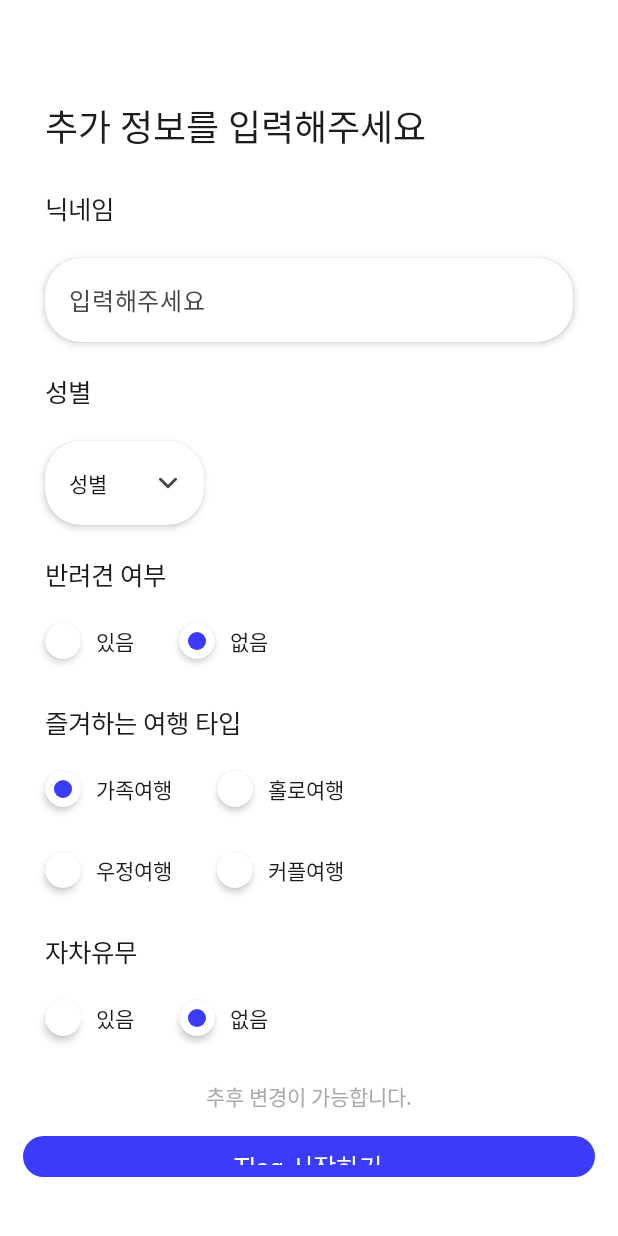
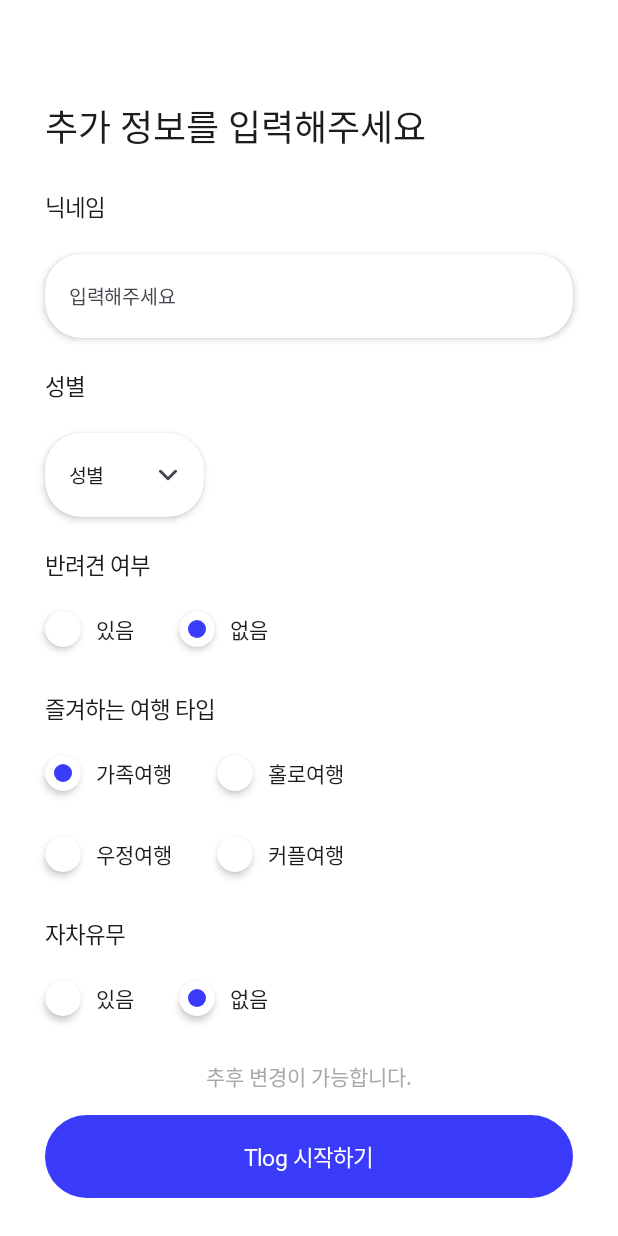
Before and after one commit to Team-Tlog/Tlog-app, an Android app built with Jetpack Compose: the screen it shows after launch (MainActivity), on a phone screen of 412 x 824 dp. Run offline under Robolectric (Android 15) with nearby library versions, the phone set to English and light mode, and no system bars; Roboto replaces fonts that are not available here.

Commit message:
feat: 전체적으로 폰트 사이즈, 폰트 변경 및 크기 조절 / 주석 추가

```diff
--- a/Tlog/app/src/main/java/com/tlog/ui/component/DromDownBox.kt
+++ b/Tlog/app/src/main/java/com/tlog/ui/component/DromDownBox.kt
@@ -1,7 +1,6 @@
 package com.tlog.ui.component
 
 import androidx.compose.foundation.layout.fillMaxWidth
-import androidx.compose.foundation.shape.RoundedCornerShape
 import androidx.compose.material3.DropdownMenuItem
 import androidx.compose.material3.ExperimentalMaterial3Api
 import androidx.compose.material3.ExposedDropdownMenuBox
@@ -9,12 +8,13 @@ import androidx.compose.material3.Icon
 import androidx.compose.material3.OutlinedTextFieldDefaults
 import androidx.compose.material3.Text
 import androidx.compose.material3.TextField
-import androidx.compose.material3.TextFieldDefaults
 import androidx.compose.runtime.Composable
 import androidx.compose.ui.Modifier
 import androidx.compose.ui.graphics.Color
 import androidx.compose.ui.res.painterResource
-import androidx.compose.ui.unit.dp
+import androidx.compose.ui.text.TextStyle
+import androidx.compose.ui.text.font.FontWeight
+import androidx.compose.ui.unit.sp
 import com.tlog.R
 import com.tlog.ui.theme.MainColor
 import com.tlog.ui.theme.MainFont
@@ -40,7 +40,7 @@ fun DropDownBox(
             readOnly = true,
             trailingIcon = {
                 Icon(
-                    painter = painterResource(id = R.drawable.ic_bottom_arrow), // 드롭다운 버튼 설정
+                    painter = painterResource(id = R.drawable.ic_bottom_arrow), // 드롭다운 버튼 지정
                     contentDescription = null
                 )
             },
@@ -49,11 +49,15 @@ fun DropDownBox(
                 unfocusedBorderColor = Color.Transparent,
                 cursorColor = MainColor
             ),
+            textStyle = TextStyle(
+                fontSize = 13.sp,
+                fontFamily = MainFont,
+                fontWeight = FontWeight.Thin
+            ),
             // shape = RoundedCornerShape(24.dp),
             modifier = Modifier
                 .menuAnchor()
                 .fillMaxWidth()
-
         )
         ExposedDropdownMenu(
             expanded = expanded,
--- a/Tlog/app/src/main/java/com/tlog/ui/component/LoginIcon.kt
+++ b/Tlog/app/src/main/java/com/tlog/ui/component/LoginIcon.kt
@@ -17,7 +17,7 @@ import com.tlog.R
 fun LoginIcon(
     @DrawableRes iconResId: Int,
     loginName : String,
-    iconSize : Dp = 55.dp,
+    iconSize : Dp = 50.dp,
     modifier: Modifier = Modifier,
     onClick: () -> Unit = {}
 ) {
--- a/Tlog/app/src/main/java/com/tlog/ui/component/MainButton.kt
+++ b/Tlog/app/src/main/java/com/tlog/ui/component/MainButton.kt
@@ -27,7 +27,7 @@ fun MainButton(
         onClick = onClick,
         modifier = modifier
             .fillMaxWidth()
-            .height(50.dp),
+            .height(55.dp),
         enabled = enabled,
         shape = RoundedCornerShape(50), // 좌우를 둥글게
         colors = ButtonDefaults.buttonColors(
@@ -42,7 +42,7 @@ fun MainButton(
     ) {
         Text(
             text = text,
-            fontSize = 17.sp,
+            fontSize = 15.sp,
             fontFamily = MainFont,
             fontWeight = FontWeight.ExtraBold
         )
--- a/Tlog/app/src/main/java/com/tlog/ui/component/TwoColumnRadioGroup.kt
+++ b/Tlog/app/src/main/java/com/tlog/ui/component/TwoColumnRadioGroup.kt
@@ -29,7 +29,7 @@ fun TwoColumnRadioGroup(
         text = title,
         fontFamily = MainFont,
         fontWeight = FontWeight.Medium,
-        fontSize = 17.sp,
+        fontSize = 15.sp,
         modifier = Modifier.padding(start = 30.dp)
     )
 
--- a/Tlog/app/src/main/java/com/tlog/ui/screen/TbtiIntroScreen.kt
+++ b/Tlog/app/src/main/java/com/tlog/ui/screen/TbtiIntroScreen.kt
@@ -42,7 +42,6 @@ fun TbtiIntroScreen() {
             val topPadding = maxHeight * 0.18f
             val midPadding = maxHeight * 0.015f
             val bottomPadding = maxHeight * 0.08f
-            val sidePadding = maxWidth * 0.07f
 
             Column(
                 modifier = Modifier.fillMaxWidth(),
@@ -87,9 +86,9 @@ fun TbtiIntroScreen() {
                     text = "테스트 시작",
                     onClick = {Log.d("TbtiTestStartButton", "my click!!")},
                     modifier = Modifier
-                        .padding(horizontal = sidePadding)
+                        .padding(horizontal = 30.dp)
                         .fillMaxWidth()
-                        .height(65.dp)
+                        .height(55.dp)
                 )
 
                 Spacer(modifier = Modifier.height(midPadding))
--- a/Tlog/app/src/main/java/com/tlog/ui/screen/TbtiTestScreen.kt
+++ b/Tlog/app/src/main/java/com/tlog/ui/screen/TbtiTestScreen.kt
@@ -105,7 +105,7 @@ fun TbtiTestScreen(
 
                 Text(
                     text = question,
-                    fontSize = 27.sp,
+                    fontSize = 25.sp,
                     fontFamily = MainFont,
                     fontWeight = FontWeight.ExtraBold,
                     textAlign = TextAlign.Center
--- a/Tlog/app/src/main/java/com/tlog/ui/screen/UserInfoInputScreen.kt
+++ b/Tlog/app/src/main/java/com/tlog/ui/screen/UserInfoInputScreen.kt
@@ -9,7 +9,9 @@ import androidx.compose.foundation.layout.fillMaxSize
 import androidx.compose.foundation.layout.fillMaxWidth
 import androidx.compose.foundation.layout.height
 import androidx.compose.foundation.layout.padding
+import androidx.compose.foundation.rememberScrollState
 import androidx.compose.foundation.shape.RoundedCornerShape
+import androidx.compose.foundation.verticalScroll
 import androidx.compose.material3.Surface
 import androidx.compose.material3.Text
 import androidx.compose.runtime.Composable
@@ -38,6 +40,8 @@ import com.tlog.viewmodel.UserInfoViewModel
 @Preview
 @Composable
 fun UserInfoInputScreen(viewModel: UserInfoViewModel = viewModel()) {
+    val scrollState = rememberScrollState()
+
     var expanded by remember { mutableStateOf(false) }
 
     val genderOptions = listOf("남성", "여성")
@@ -46,7 +50,8 @@ fun UserInfoInputScreen(viewModel: UserInfoViewModel = viewModel()) {
     val carOption = listOf("있음", "없음")
 
     Surface(
-        modifier = Modifier.fillMaxSize(),
+        modifier = Modifier
+            .fillMaxSize(),
         color = Color.White
     ) {
         BoxWithConstraints (
@@ -59,7 +64,9 @@ fun UserInfoInputScreen(viewModel: UserInfoViewModel = viewModel()) {
             val genderLeftPadding = maxWidth * 0.67f
 
             Column(
-                modifier = Modifier.fillMaxSize()
+                modifier = Modifier
+                    .fillMaxSize()
+                    .verticalScroll(scrollState)
             ) {
                 Text(
                     text = "추가 정보를 입력해주세요",
@@ -77,7 +84,7 @@ fun UserInfoInputScreen(viewModel: UserInfoViewModel = viewModel()) {
                     text = "닉네임",
                     fontFamily = MainFont,
                     fontWeight = FontWeight.Medium,
-                    fontSize = 17.sp,
+                    fontSize = 15.sp,
                     modifier = Modifier.padding(start = 30.dp)
                 )
 
@@ -89,13 +96,19 @@ fun UserInfoInputScreen(viewModel: UserInfoViewModel = viewModel()) {
                         viewModel.updateNickname(it)
                         Log.d("nickname", it)
                     },
-                    placeholder = { Text("입력해주세요") }, // hint
+                    placeholder = { Text(
+                        text = "입력해주세요",
+                        fontSize = 13.sp,
+                        fontFamily = MainFont,
+                        fontWeight = FontWeight.Thin
+                    ) }, // hint
                     modifier = Modifier
                         .fillMaxWidth()
                         .padding(horizontal = 30.dp)
-                        .shadow(3.dp, shape = RoundedCornerShape(24.dp))
-                        .clip(RoundedCornerShape(24.dp))
-                        .background(Color.White)
+                        .height(56.dp)
+                        .shadow(3.dp, shape = RoundedCornerShape(24.dp)) // 그림자 만들고
+                        .clip(RoundedCornerShape(24.dp)) // 크기에 맞게 짜름
+                        .background(Color.White) // 백그라운드가 있어야 그림자가 알맞은 위치에 보임
                 )
 
                 Spacer(modifier = Modifier.height(standardPadding))
@@ -104,7 +117,7 @@ fun UserInfoInputScreen(viewModel: UserInfoViewModel = viewModel()) {
                     text = "성별",
                     fontFamily = MainFont,
                     fontWeight = FontWeight.Medium,
-                    fontSize = 17.sp,
+                    fontSize = 15.sp,
                     modifier = Modifier.padding(start = 30.dp)
                 )
 
@@ -179,8 +192,7 @@ fun UserInfoInputScreen(viewModel: UserInfoViewModel = viewModel()) {
                     text = "Tlog 시작하기",
                     onClick = { Log.d("startButton", "my click!!")},
                     modifier = Modifier
-                        .padding(start = 15.dp, end = 15.dp, bottom = 40.dp)
-                        .height(65.dp)
+                        .padding(start = 30.dp, end = 30.dp, bottom = 50.dp)
                 )
             }
         }
```
Also changed, not shown: Tlog/app/src/main/java/com/tlog/ui/screen/LoginScreen.kt (+5 -5 lines), Tlog/app/src/main/java/com/tlog/ui/screen/TbtiCodeInputScreen.kt (+3 -4 lines).
